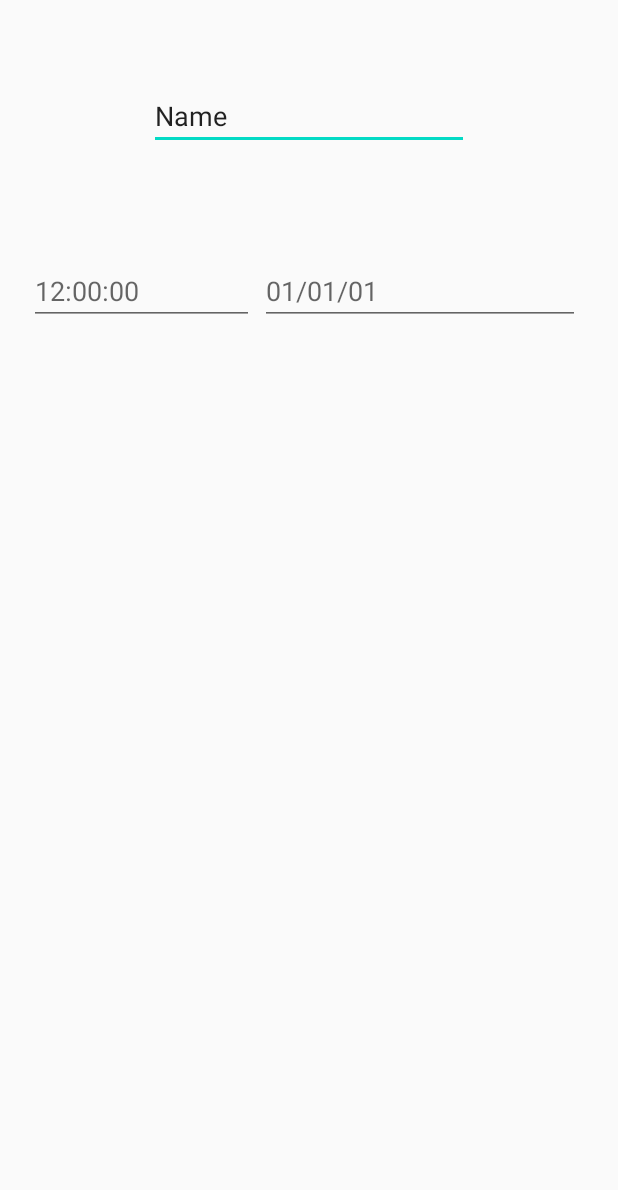
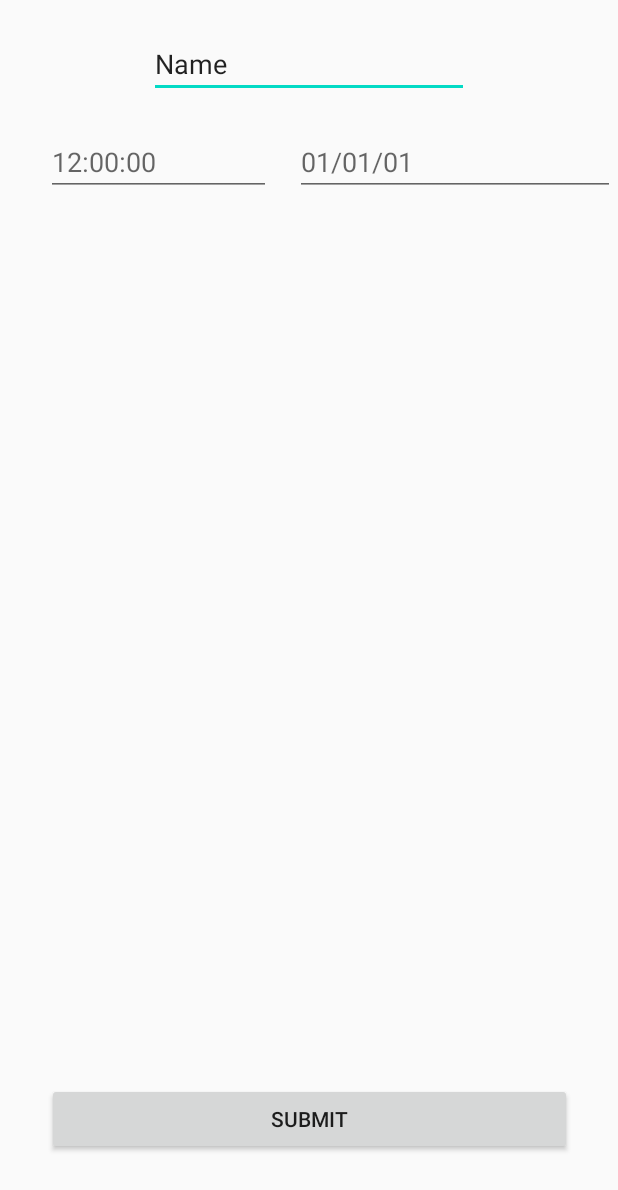
Before and after one commit to brianbob12/Cauch-Android, an Android app: the screen it shows after launch (AddNewTask), on a phone screen of 412 x 824 dp. Shown: the top 1190 px of the screen. Run offline under Robolectric (Android 15) with nearby library versions, the phone set to English and light mode, and no system bars.

Commit message:
AddNewTask Layout

```diff
--- a/app/src/main/java/com/example/scheduleapp/AddNewTask.kt
+++ b/app/src/main/java/com/example/scheduleapp/AddNewTask.kt
@@ -1,9 +1,10 @@
 package com.example.scheduleapp
 
 import android.os.Bundle
+import android.util.Log
 import androidx.appcompat.app.AppCompatActivity
 import com.example.scheduleapp.R
-
+import kotlinx.android.synthetic.main.activity_add_new_task.*
 
 
 class AddNewTask : AppCompatActivity() {
@@ -11,5 +12,9 @@ class AddNewTask : AppCompatActivity() {
     override fun onCreate(savedInstanceState: Bundle?) {
         super.onCreate(savedInstanceState)
         setContentView(R.layout.activity_add_new_task)
+
+        SubmitButton.setOnClickListener {
+
+        }
     }
 }
--- a/app/src/main/java/com/example/scheduleapp/TaskInList.kt
+++ b/app/src/main/java/com/example/scheduleapp/TaskInList.kt
@@ -56,7 +56,7 @@ class TaskInList :ConstraintLayout {
 
 
         name.textSize = 32F
-        name.text = task.name
+        name.text = task.getName()
         //set it to bold
         name.typeface = Typeface.DEFAULT_BOLD
         name.setTextColor(Color.parseColor("#000000"))
--- a/app/src/main/java/com/example/scheduleapp/ui/home/HomeFragment.kt
+++ b/app/src/main/java/com/example/scheduleapp/ui/home/HomeFragment.kt
@@ -25,7 +25,7 @@ class HomeFragment : Fragment() {
     ): View? {
         homeViewModel =
                 ViewModelProviders.of(this).get(HomeViewModel::class.java)
-        val root = inflater.inflate(R.layout.fragment_home, container, false)
+        var root = inflater.inflate(R.layout.fragment_home, container, false)
         //val textView: TextView = root.findViewById(R.id.text_home)
         //homeViewModel.text.observe(viewLifecycleOwner, Observer {
         //    textView.text = it
@@ -45,7 +45,7 @@ class HomeFragment : Fragment() {
         }
         val addTask: FloatingActionButton =root.findViewById(R.id.addTaskButton)
         addTask.setOnClickListener {
-            (activity as MainActivity?)?.startAddNewTaskFragment()
+            //(activity as MainActivity?)?.startAddNewTaskFragment()
 
         }
 
--- a/app/src/main/res/layout/activity_add_new_task.xml
+++ b/app/src/main/res/layout/activity_add_new_task.xml
@@ -6,10 +6,39 @@ android:layout_width="match_parent"
 android:layout_height="match_parent"
 tools:context=".AddNewTask">
 
+    <Button
+        android:id="@+id/SubmitButton"
+        android:layout_width="350dp"
+        android:layout_height="wrap_content"
+        android:text="@string/submit"
+        app:layout_constraintBottom_toBottomOf="parent"
+        app:layout_constraintEnd_toEndOf="parent"
+        app:layout_constraintStart_toStartOf="parent"
+        app:layout_constraintTop_toTopOf="parent"
+        app:layout_constraintVertical_bias="0.93" />
+
+    <ScrollView
+        android:layout_width="match_parent"
+        android:layout_height="0dp"
+        app:layout_constraintBottom_toTopOf="@+id/SubmitButton"
+        app:layout_constraintEnd_toEndOf="parent"
+        app:layout_constraintStart_toStartOf="parent"
+        app:layout_constraintTop_toTopOf="parent">
+
+        <LinearLayout
+            android:layout_width="match_parent"
+            android:layout_height="wrap_content"
+            android:orientation="vertical">
+
+            <androidx.constraintlayout.widget.ConstraintLayout
+                android:layout_width="match_parent"
+                android:layout_height="match_parent">
+
                 <EditText
                     android:id="@+id/nameBox"
                     android:layout_width="wrap_content"
                     android:layout_height="wrap_content"
+                    android:layout_marginTop="20dp"
                     android:autofillHints=""
                     android:ems="10"
                     android:hint="@string/name"
@@ -18,35 +47,47 @@ tools:context=".AddNewTask">
                     app:layout_constraintBottom_toBottomOf="parent"
                     app:layout_constraintEnd_toEndOf="parent"
                     app:layout_constraintStart_toStartOf="parent"
+                    app:layout_constraintTop_toTopOf="parent" />
+            </androidx.constraintlayout.widget.ConstraintLayout>
+
+            <androidx.constraintlayout.widget.ConstraintLayout
+                android:layout_width="match_parent"
+                android:layout_height="match_parent">
+
+                <EditText
+                    android:id="@+id/dateBox"
+                    android:layout_width="wrap_content"
+                    android:layout_height="wrap_content"
+                    android:layout_marginTop="20dp"
+                    android:autofillHints=""
+                    android:ems="10"
+                    android:hint="@string/_01_01_01"
+                    android:inputType="date"
+                    app:layout_constraintBottom_toBottomOf="parent"
+                    app:layout_constraintEnd_toEndOf="parent"
+                    app:layout_constraintHorizontal_bias="0.9"
+                    app:layout_constraintStart_toEndOf="@+id/timeBox"
                     app:layout_constraintTop_toTopOf="parent"
-        app:layout_constraintVertical_bias="0.06999999" />
+                    app:layout_constraintVertical_bias="1.0" />
 
                 <EditText
                     android:id="@+id/timeBox"
                     android:layout_width="150dp"
                     android:layout_height="wrap_content"
+                    android:layout_marginTop="20dp"
+                    android:autofillHints=""
                     android:ems="10"
-        android:hint="12:00:00"
+                    android:hint="@string/_12_00_00"
                     android:inputType="time"
                     app:layout_constraintBottom_toBottomOf="parent"
                     app:layout_constraintEnd_toEndOf="parent"
-        app:layout_constraintHorizontal_bias="0.075"
+                    app:layout_constraintHorizontal_bias="0.118"
                     app:layout_constraintStart_toStartOf="parent"
                     app:layout_constraintTop_toTopOf="parent"
-        app:layout_constraintVertical_bias="0.22" />
+                    app:layout_constraintVertical_bias="0.0" />
+            </androidx.constraintlayout.widget.ConstraintLayout>
 
-    <EditText
-        android:id="@+id/dateBox"
-        android:layout_width="wrap_content"
-        android:layout_height="wrap_content"
-        android:layout_marginStart="4dp"
-        android:layout_marginLeft="4dp"
-        android:ems="10"
-        android:hint="01/01/01"
-        android:inputType="date"
-        app:layout_constraintBottom_toBottomOf="parent"
-        app:layout_constraintStart_toEndOf="@+id/timeBox"
-        app:layout_constraintTop_toTopOf="parent"
-        app:layout_constraintVertical_bias="0.22" />
+        </LinearLayout>
+    </ScrollView>
 
 </androidx.constraintlayout.widget.ConstraintLayout>
--- a/app/src/main/res/values/strings.xml
+++ b/app/src/main/res/values/strings.xml
@@ -14,4 +14,7 @@
     <!-- TODO: Remove or change this placeholder text -->
     <string name="hello_blank_fragment">Hello blank fragment</string>
     <string name="name">Name</string>
+    <string name="submit">Submit</string>
+    <string name="_12_00_00">12:00:00</string>
+    <string name="_01_01_01">01/01/01</string>
 </resources>
```
Also changed, not shown: app/src/main/java/com/example/scheduleapp/Task.kt (+32 -4 lines). Lines whose indentation alone changed are shown as unchanged.
